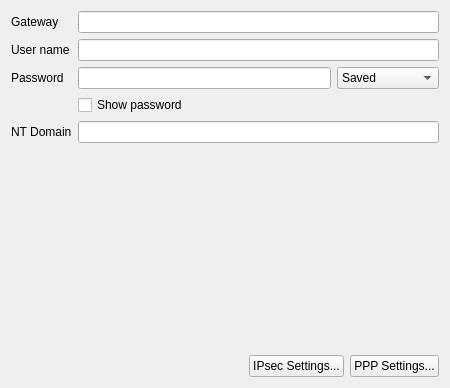
Old version of the form vpn/l2tp/l2tp.ui in the repository KDE/plasma-nm.
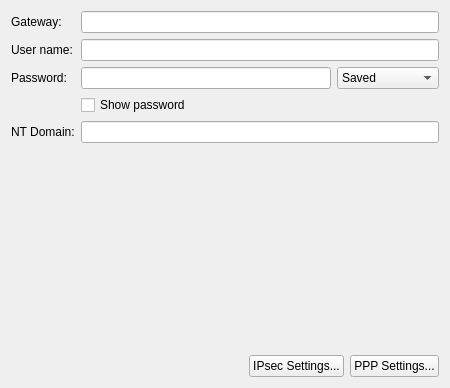
New version of the form. Custom widgets are drawn as their Qt base class.

Diff of the .ui file:
```diff
--- a/vpn/l2tp/l2tp.ui
+++ b/vpn/l2tp/l2tp.ui
@@ -17,7 +17,7 @@
    <item row="0" column="0">
     <widget class="QLabel" name="label_2">
      <property name="text">
-      <string>Gateway</string>
+      <string>Gateway:</string>
      </property>
     </widget>
    </item>
@@ -27,7 +27,7 @@
    <item row="1" column="0">
     <widget class="QLabel" name="label_4">
      <property name="text">
-      <string>User name</string>
+      <string>User name:</string>
      </property>
     </widget>
    </item>
@@ -37,7 +37,7 @@
    <item row="2" column="0">
     <widget class="QLabel" name="label_5">
      <property name="text">
-      <string>Password</string>
+      <string>Password:</string>
      </property>
     </widget>
    </item>
@@ -81,7 +81,7 @@
    <item row="4" column="0">
     <widget class="QLabel" name="label_6">
      <property name="text">
-      <string>NT Domain</string>
+      <string>NT Domain:</string>
      </property>
     </widget>
    </item>
```
Left out of the diff: 10 changed lines with no effect on the pictures.
